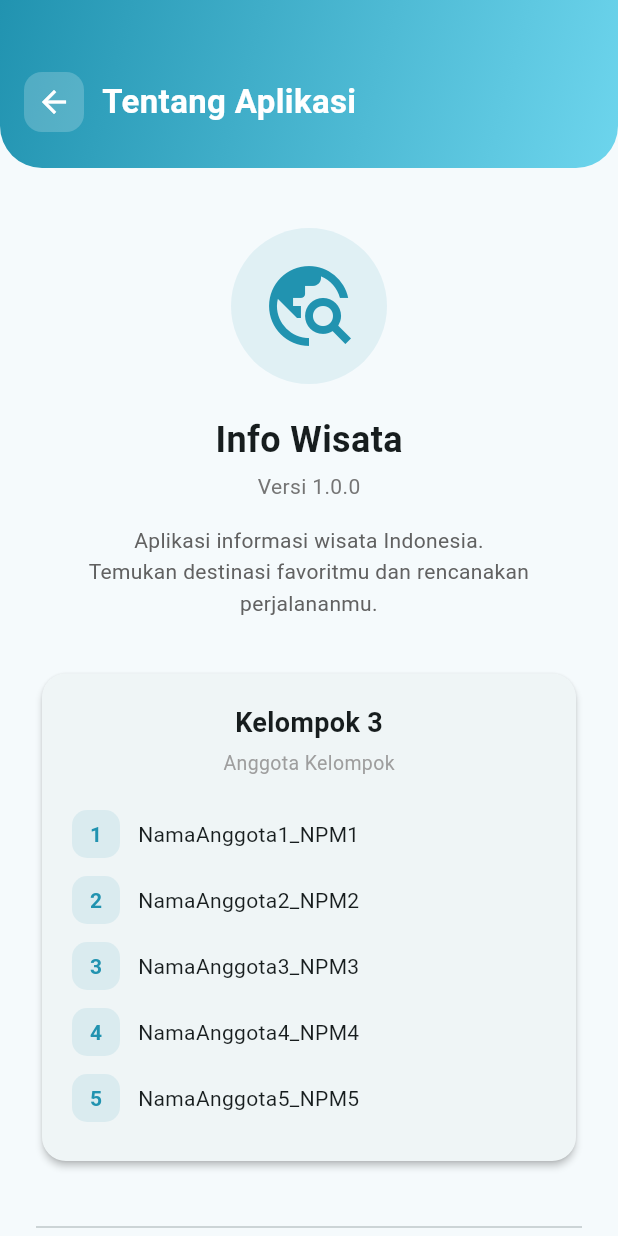
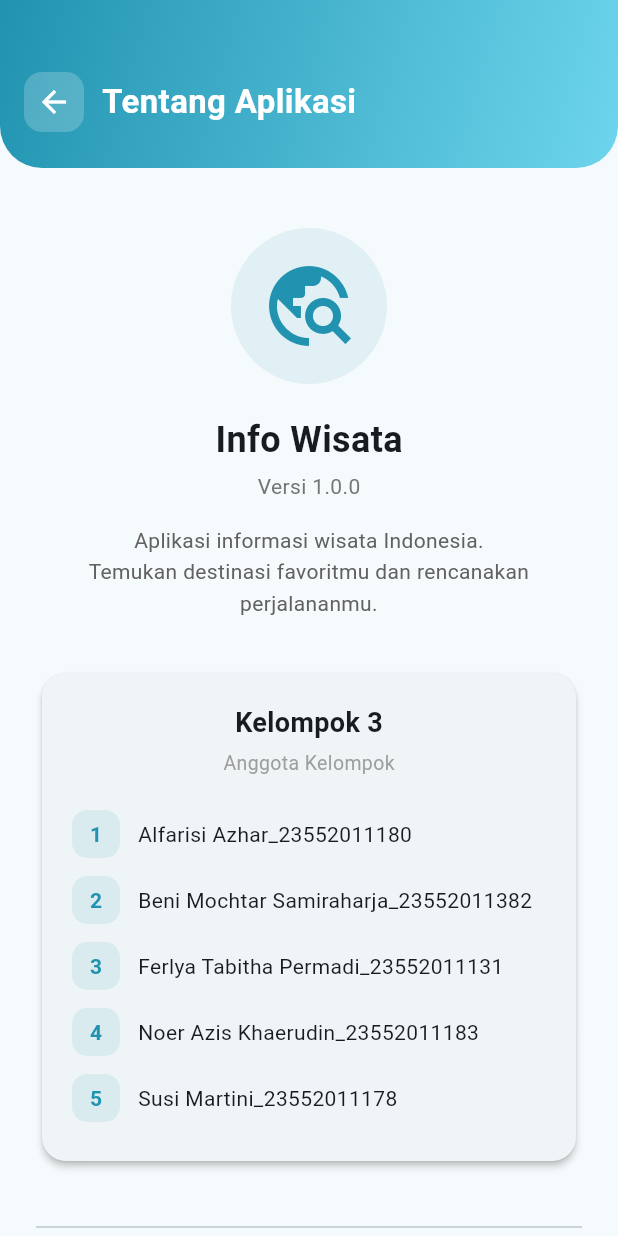
Before and after one commit to mochtars/uas_pemrograman_mobile_2, a Flutter app: the AboutScreen screen opened directly, on a phone screen of 412 x 824 dp. Run offline on Flutter 3.47's test engine with Material 3 defaults, Android fonts, the phone set to English and light mode, and no system bars; our stand-ins replace carousel_slider, cloud_firestore, firebase_auth, firebase_core, image_picker; accounts and stored records are empty.

Commit message:
Update Nama NIM di about_screen.dart

```diff
--- a/lib/screens/about_screen.dart
+++ b/lib/screens/about_screen.dart
@@ -6,11 +6,11 @@ class AboutScreen extends StatelessWidget {
   @override
   Widget build(BuildContext context) {
     final members = [
-      'NamaAnggota1_NPM1',
-      'NamaAnggota2_NPM2',
-      'NamaAnggota3_NPM3',
-      'NamaAnggota4_NPM4',
-      'NamaAnggota5_NPM5',
+      'Alfarisi Azhar_23552011180',
+      'Beni Mochtar Samiraharja_23552011382',
+      'Ferlya Tabitha Permadi_23552011131',
+      'Noer Azis Khaerudin_23552011183',
+      'Susi Martini_23552011178',
     ];
 
     return Scaffold(
@@ -192,7 +192,7 @@ class AboutScreen extends StatelessWidget {
                   const Divider(),
                   const SizedBox(height: 12),
                   Text(
-                    '\u00a9 2025 Kelompok 3 — UAS Pemrograman Mobile',
+                    '\u00a9 2026 Kelompok 3 — UAS Pemrograman Mobile 2',
                     textAlign: TextAlign.center,
                     style: TextStyle(
                       fontSize: 13,
```
